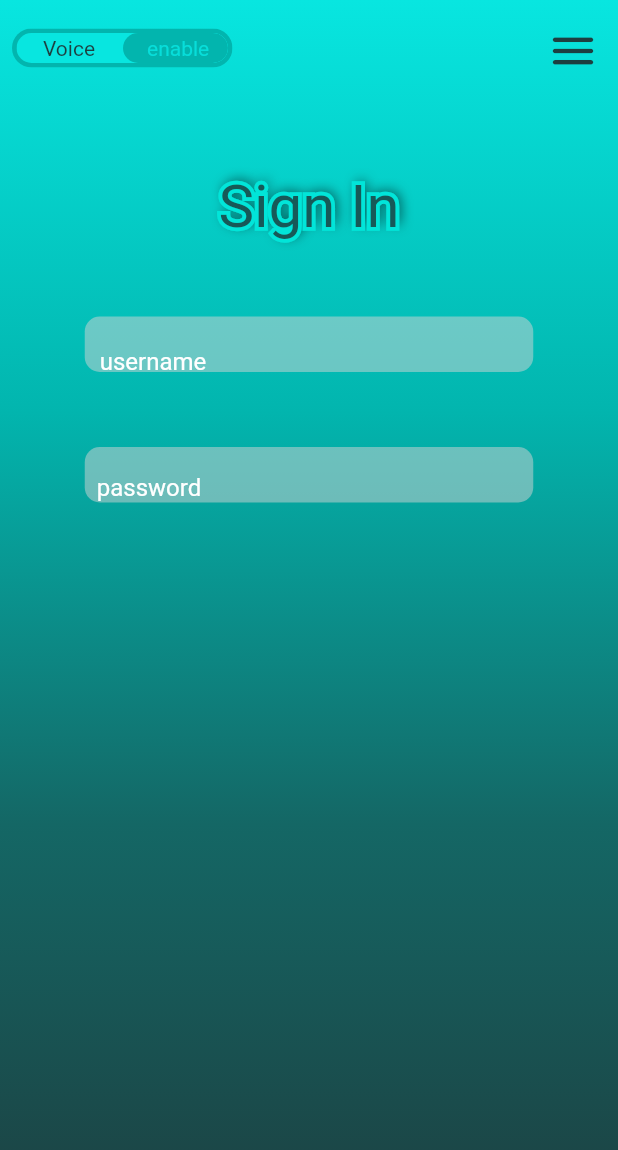
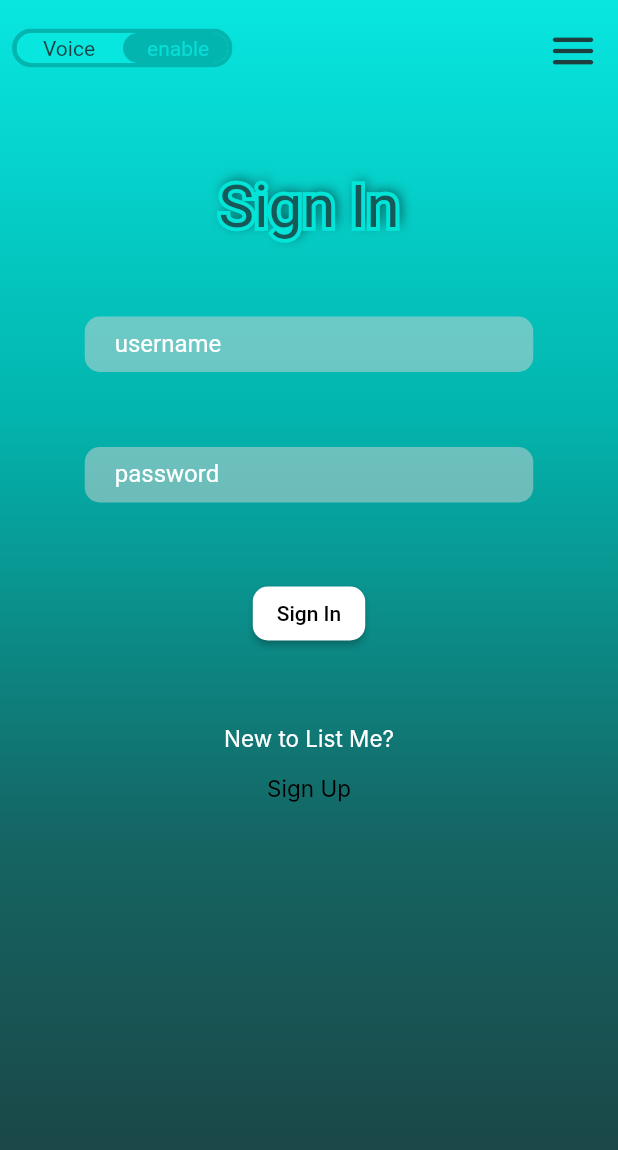
Before and after one commit to ListMe-MP/list_me, a Flutter app: the SignInPage screen opened directly, on a phone screen of 412 x 824 dp. Shown: the top 1150 px of the screen. Run offline on Flutter 3.47's test engine with Material 2 defaults, Android fonts, the phone set to English and light mode, and no system bars; drawn by our look-alikes of toggle_switch; our stand-ins replace google_fonts, ionicons, smooth_page_indicator, syncfusion_flutter_charts; Roboto replaces fonts that are missing (Castoro, Inter).

Commit message:
Edited sign in page

```diff
--- a/lib/screens/Settings_page.dart
+++ b/lib/screens/Settings_page.dart
@@ -4,8 +4,6 @@ import 'package:list_me/components/background.dart';
 import 'package:list_me/components/colors.dart';
 import 'package:list_me/components/maintitle.dart';
 import 'package:list_me/components/settings_bar.dart';
-
-import 'package:google_fonts/google_fonts.dart';
 
 import '../components/top_bar.dart';
 
--- a/lib/screens/signin_page.dart
+++ b/lib/screens/signin_page.dart
@@ -5,6 +5,7 @@ import 'package:list_me/components/top_bar.dart';
 import '../components/background.dart';
 import '../components/colors.dart';
 import '../utils/navigationMenu.dart';
+
 
 
 class SignInPage extends StatelessWidget {
@@ -18,7 +19,9 @@ class SignInPage extends StatelessWidget {
         child: Stack(
           children: [
             const Background(),
-            Center(
+            Container(
+              child: SingleChildScrollView(
+               child: Center(
               child: Column(
                 children: [
                   //Top Bar
@@ -72,6 +75,7 @@ class SignInPage extends StatelessWidget {
                     height: 50,
                   ),
 
+
                 //username
                 Container(
                     width: 299,
@@ -91,7 +95,7 @@ class SignInPage extends StatelessWidget {
                       ),
                       decoration: InputDecoration(
                         border: InputBorder.none,
-                        contentPadding: EdgeInsets.only(bottom: 2, left: 2, right: 2, top: 2),
+                        contentPadding: EdgeInsets.only(bottom: 10, left: 12, right: 2, top: 2),
                         hintText: 'username',
                         hintStyle: TextStyle(
                           color: Colors.white
@@ -125,7 +129,7 @@ class SignInPage extends StatelessWidget {
                       ),
                       decoration: InputDecoration(
                         border: InputBorder.none,
-                        contentPadding: EdgeInsets.only(top: 14),
+                        contentPadding: EdgeInsets.only(bottom: 10, left: 12, right: 2, top: 2),
                         hintText: 'password',
                         hintStyle: TextStyle(
                           color: Colors.white
@@ -135,12 +139,68 @@ class SignInPage extends StatelessWidget {
                     )
                   ),
 
+                  SizedBox(
+                    height: 50,
+                  ),
+
+                  //sign in button
+                  ElevatedButton(
+                    onPressed: (){},
+
+                    child: const Text(
+                      'Sign In',
+                      style: TextStyle(
+                        color: Colors.black
+                      ),
+                    ),
+                    style: ElevatedButton.styleFrom(
+                      primary: Colors.white,
+                      shape: RoundedRectangleBorder(
+                        borderRadius: BorderRadius.circular(10)
+                      )
+                    ),
+                  ),
+
+                  SizedBox(
+                    height: 50,
+                  ),
+
+                  Container(
+                    child: Text(
+                      "New to List Me?",
+                      style: TextStyle(
+                        color: Colors.white,
+                        fontSize: 15,
+                        fontFamily: 'Inter',
+                        fontWeight: FontWeight.w400,
+                      ),
+                    ),
+                  ),
+
+                  //sign up text button
+                  TextButton(
+                    onPressed: (){},
+                    child: Text(
+                      "Sign Up",
+                       style: TextStyle(
+                        color: Colors.black,
+                        fontSize: 15,
+                        fontFamily: 'Inter',
+                        fontWeight: FontWeight.w400
+                       ),
+                      )
+                    )
                 ],
               ),
             )
+              ),
+            )
+
           ],
         ),
-      ),
+
+      )
+
     );
   }
 
--- a/pubspec.yaml
+++ b/pubspec.yaml
@@ -28,6 +28,7 @@ environment:
 # the latest version available on pub.dev. To see which dependencies have newer
 # versions available, run `flutter pub outdated`.
 dependencies:
+  sign_in_button: ^3.0.0
   flutter:
     sdk: flutter
   syncfusion_flutter_charts: ^22.2.7
```
Also changed, not shown: pubspec.lock.
